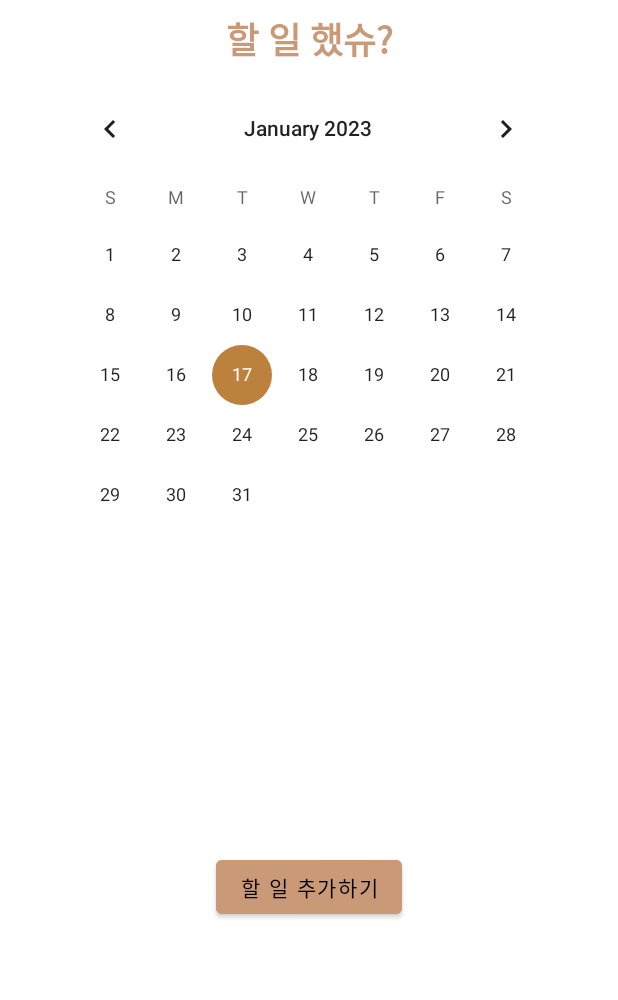
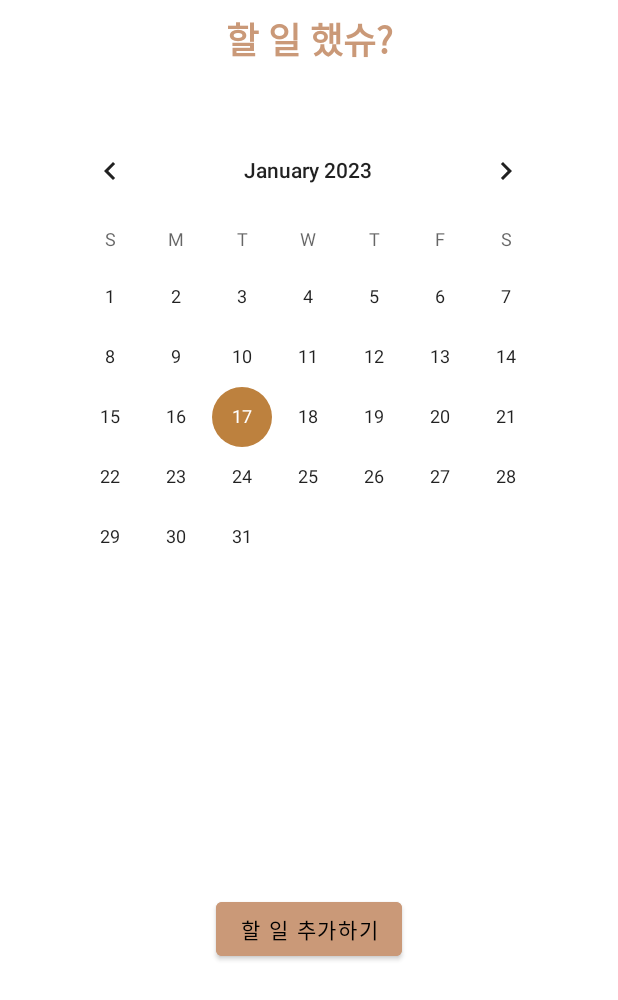
Before and after one commit to jung293441/GURU02, an Android app: the layout home.xml on its own in the app's theme, with its tools: preview values and no code run, on a phone screen of 412 x 824 dp. Shown: the top 1000 px of the screen. Run offline under Robolectric (Android 15) with nearby library versions, the phone set to English and light mode, and no system bars.

Commit message:
홈액티비티 수정

```diff
--- a/app/src/main/res/layout/home.xml
+++ b/app/src/main/res/layout/home.xml
@@ -8,14 +8,16 @@
     android:orientation="vertical" >
 
     <CalendarView
+        android:id="@+id/calendarView"
         android:layout_width="wrap_content"
         android:layout_height="wrap_content"
-        android:id="@+id/calendarView"
+        android:layout_marginStart="8dp"
+        android:layout_marginTop="36dp"
+        android:layout_marginEnd="8dp"
+        app:layout_constraintEnd_toEndOf="parent"
+        app:layout_constraintHorizontal_bias="0.488"
         app:layout_constraintStart_toStartOf="parent"
-        android:layout_marginLeft="8dp" android:layout_marginStart="8dp" app:layout_constraintEnd_toEndOf="parent"
-        android:layout_marginEnd="8dp" android:layout_marginRight="8dp"
-        app:layout_constraintHorizontal_bias="0.488" android:layout_marginTop="8dp"
-        app:layout_constraintTop_toBottomOf="@+id/title"/>
+        app:layout_constraintTop_toBottomOf="@+id/title" />
 
     <TextView
         android:id="@+id/calendarTextView"
@@ -41,15 +43,18 @@
         android:visibility="invisible"/>
 
     <TextView
+        android:id="@+id/diaryContent"
         android:layout_width="0dp"
         android:layout_height="0dp"
-        android:id="@+id/diaryContent"
-        app:layout_constraintTop_toTopOf="@+id/contextEditText"
+        android:layout_marginStart="8dp"
+        android:layout_marginEnd="8dp"
+        android:visibility="invisible"
         app:layout_constraintBottom_toBottomOf="@+id/contextEditText"
         app:layout_constraintEnd_toEndOf="parent"
-        android:layout_marginEnd="8dp" android:layout_marginRight="8dp"
-        app:layout_constraintStart_toStartOf="@+id/contextEditText" android:layout_marginLeft="8dp"
-        android:layout_marginStart="8dp" android:visibility="invisible"/>
+        app:layout_constraintHorizontal_bias="0.0"
+        app:layout_constraintStart_toStartOf="@+id/contextEditText"
+        app:layout_constraintTop_toTopOf="@+id/contextEditText"
+        app:layout_constraintVertical_bias="0.0" />
 
     <TextView
         android:id="@+id/title"
```
Also changed, not shown: app/src/main/java/com/example/guru02/HomeActivity.kt (+8 -25 lines).
